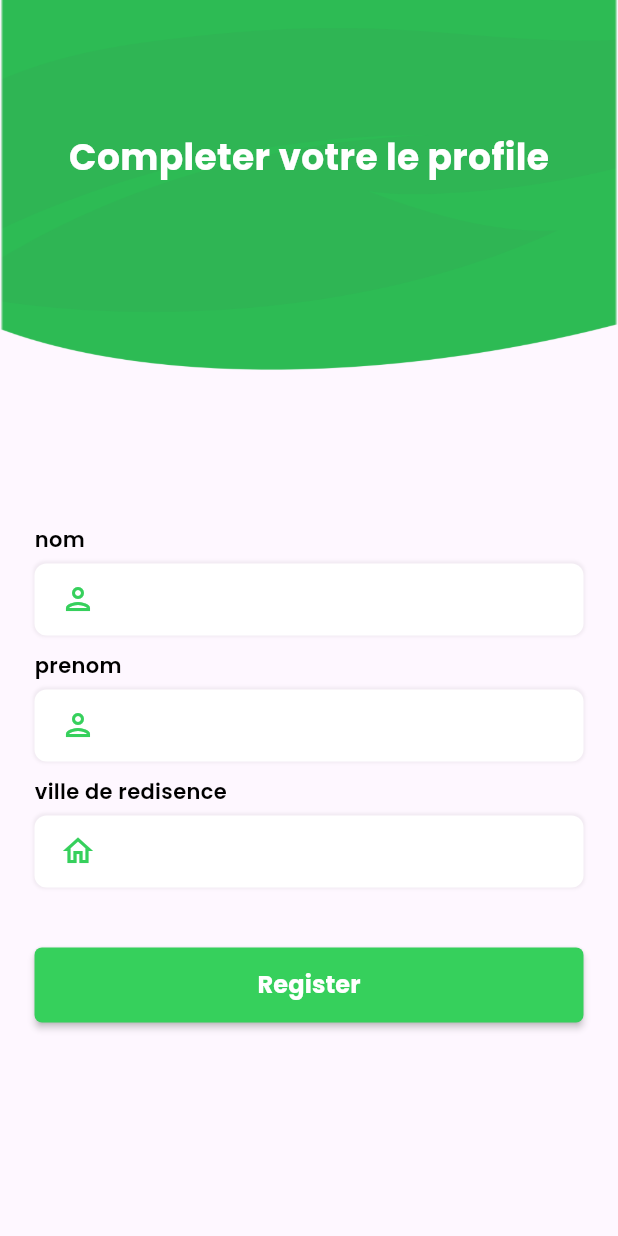
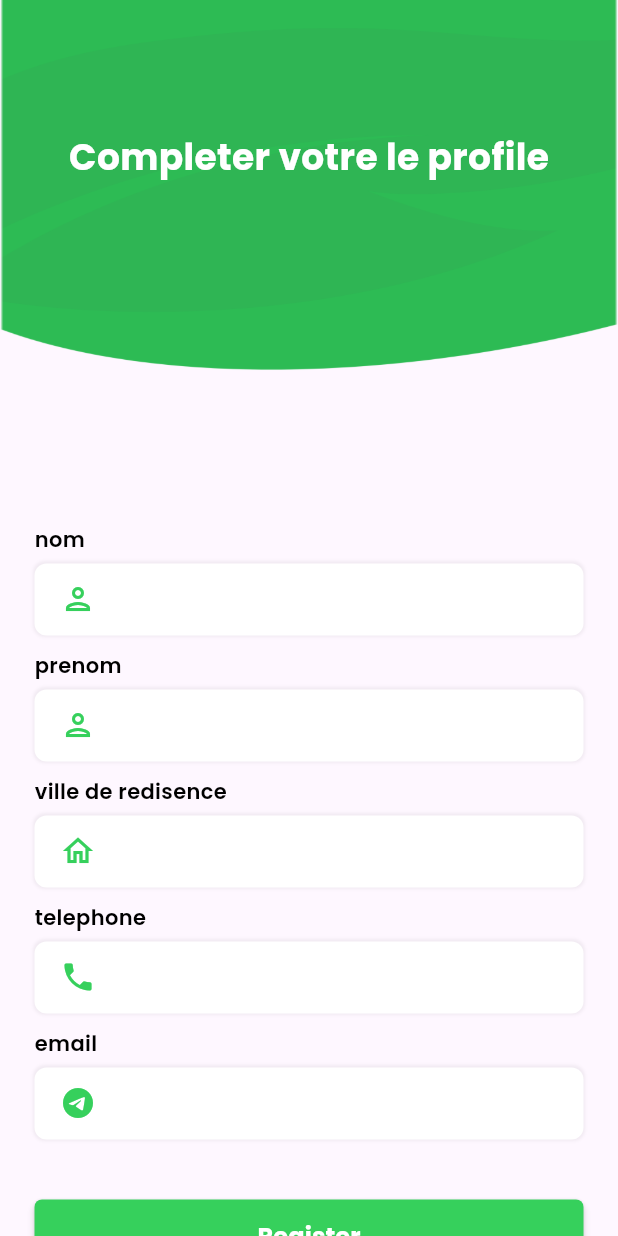
Before and after one commit to cabrelshadow/TaxiApp, a Flutter app: the ProfileSettingScreen screen opened directly, on a phone screen of 412 x 824 dp. Run offline on Flutter 3.47's test engine with Material 3 defaults, Android fonts, the phone set to English and light mode, and no system bars; our stand-ins replace cloud_firestore, firebase_auth, firebase_core, firebase_storage, flutter_svg, geolocator and 12 more; missing offline and left inert: dart:ffi, fl_country_code_picker, flutter_google_places, google_maps_webservice, syncfusion_flutter_pdf; accounts and stored records are empty.

Commit message:
add icon

```diff
--- a/lib/views/drawerpage.dart
+++ b/lib/views/drawerpage.dart
@@ -41,7 +41,7 @@ class _DrawerNavigatorState extends State<DrawerNavigator> {
                       child: InkWell(
                         onTap:()=>Get.to(ProfileSettingScreen()),
                         child: ClipOval(
-                            child: Image(image:  NetworkImage(authController.myuser.value.Uimage?? ""),fit:BoxFit.cover ,height: 100 ,width: 100,)),
+                            child: Image(image:  NetworkImage( ""),fit:BoxFit.cover ,height: 100 ,width: 100,)),
                       ),
 
                       ),
--- a/lib/views/profile_settings.dart
+++ b/lib/views/profile_settings.dart
@@ -5,6 +5,7 @@ import 'package:cloud_firestore/cloud_firestore.dart';
 import 'package:firebase_auth/firebase_auth.dart';
 import 'package:firebase_storage/firebase_storage.dart';
 import'package:flutter/material.dart';
+import 'package:flutter/services.dart';
 import 'package:get/get.dart';
 import 'package:get/get_core/src/get_main.dart';
 import 'package:google_fonts/google_fonts.dart';
@@ -32,6 +33,8 @@ GlobalKey<FormState> formKey =GlobalKey<FormState>();
   TextEditingController homeController = TextEditingController();
   TextEditingController businessController = TextEditingController();
 
+TextEditingController telController = TextEditingController();
+TextEditingController emailController= TextEditingController();
 
 
   @override
@@ -95,18 +98,26 @@ GlobalKey<FormState> formKey =GlobalKey<FormState>();
                         return null;
                       }),
                       SizedBox( height: 10),
+                      TextFieldWidget('telephone',  Icons.phone, telController,(String,input){
+                        keyboardType: TextInputType.phone;
+                        if(input!.isEmpty){
+                          return "le champs ville de residance  est obligatoir";
+                        }
+                        return null;
+                      }),
+                      SizedBox( height: 10),
+                      TextFieldWidget('email',  Icons.telegram_rounded, emailController,(String,input){
+                        if(input!.isEmpty){
+                          return "le champs ville de residance  est obligatoir";
+                        }
+                        return null;
+                      }),
+                      SizedBox( height: 10),
 
 
                       SizedBox( height: 30),
+                    greenButton('Register',(){
 
-                    isLoading?Center(
-                      child: CircularProgressIndicator(color: appcolor,),
-                    ) : greenButton('Register',(){
-
-                        setState(() {
-
-                          isLoading=true;
-                        });
                         storeUserInfo();
 
 
@@ -130,7 +141,7 @@ storeUserInfo()async{
   final FirebaseFirestore _firestore = FirebaseFirestore.instance;
   try {
     UserCredential userCredential = await _auth.createUserWithEmailAndPassword(
-      email: nameController.text + '@example.com', // Utilisez le nom comme base pour l'email
+      email: emailController.text.trim(), // Utilisez le nom comme base pour l'email
       password: 'password', // Vous pouvez générer un mot de passe plus sécurisé ici
     );
 
@@ -138,6 +149,8 @@ storeUserInfo()async{
       'nom':nameController.text,
       'prenom':homeController.text,
       'adresse':businessController.text,
+      'telephone':telController.text,
+      'email':emailController.text,
     });
 
     Navigator.of(context).pushReplacement(MaterialPageRoute(builder: (_) => NavBar()));
@@ -147,7 +160,10 @@ storeUserInfo()async{
     );
   } catch (e) {
     print('Error during registration: $e');
-    // Afficher un message d'erreur à l'utilisateur, par exemple avec un SnackBar
+    ScaffoldMessenger.of(context).showSnackBar(
+      SnackBar(content: Text('$e')),
+
+    );
   }
 }
 
```
